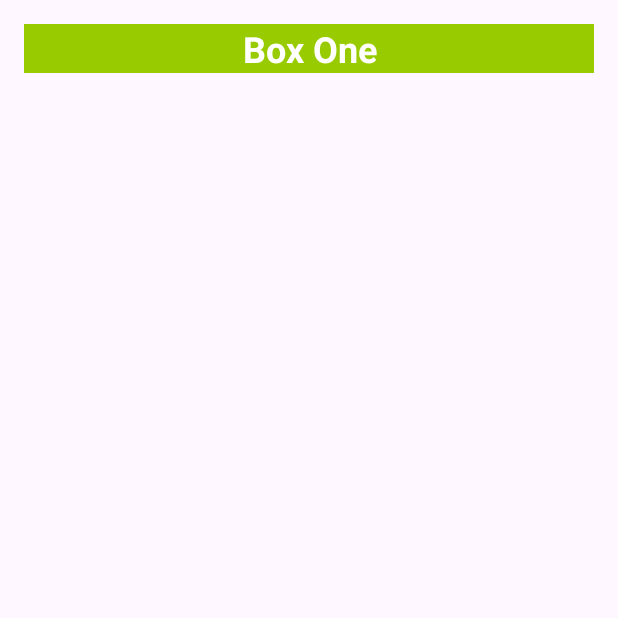
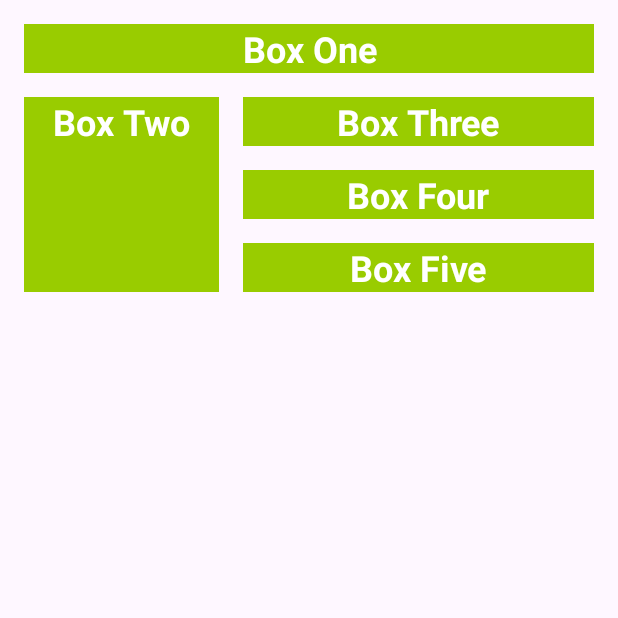
Before and after one commit to daniel-tickell/colorme, an Android app: the screen it shows after launch (MainActivity), on a phone screen of 412 x 824 dp, the top half of it. Run offline under Robolectric (Android 15) with nearby library versions, the phone set to English and light mode, and no system bars; Roboto replaces fonts that are not available here.

Commit message:
Five Boxes

```diff
--- a/app/src/main/res/layout/activity_main.xml
+++ b/app/src/main/res/layout/activity_main.xml
@@ -8,17 +8,69 @@
     tools:context=".MainActivity">
 
     <TextView
+        android:id="@+id/textView2"
         style="@style/WhiteBox"
         android:layout_width="0dp"
         android:layout_height="wrap_content"
         android:layout_marginStart="@dimen/margin_wide"
+        android:layout_marginTop="@dimen/margin_wide"
         android:layout_marginEnd="@dimen/margin_wide"
-        android:layout_marginTop="@dimen/margin_wide"
-        android:layout_marginBottom="@dimen/margin_wide"
         android:text="@string/box_one"
         app:layout_constraintEnd_toEndOf="parent"
         app:layout_constraintHorizontal_bias="0.03"
         app:layout_constraintStart_toStartOf="parent"
         app:layout_constraintTop_toTopOf="parent" />
 
+    <TextView
+        android:id="@+id/box_two_text"
+        style="@style/WhiteBox"
+        android:layout_width="130dp"
+        android:layout_height="130dp"
+        android:layout_marginStart="16dp"
+        android:layout_marginTop="16dp"
+        android:text="@string/box_two"
+        app:layout_constraintStart_toStartOf="parent"
+        app:layout_constraintTop_toBottomOf="@+id/textView2" />
+
+    <TextView
+        android:id="@+id/box_three_text"
+        style="@style/WhiteBox"
+        android:layout_width="0dp"
+        android:layout_height="wrap_content"
+        android:layout_marginStart="16dp"
+        android:layout_marginEnd="16dp"
+        android:text="@string/box_three"
+        app:layout_constraintBottom_toTopOf="@+id/box_four_text"
+        app:layout_constraintEnd_toEndOf="parent"
+        app:layout_constraintStart_toEndOf="@+id/box_two_text"
+        app:layout_constraintTop_toTopOf="@+id/box_two_text" />
+
+    <TextView
+        android:id="@+id/box_four_text"
+        style="@style/WhiteBox"
+        android:layout_width="0dp"
+        android:layout_height="wrap_content"
+        android:layout_marginStart="16dp"
+        android:layout_marginTop="16dp"
+        android:layout_marginEnd="16dp"
+        android:layout_marginBottom="16dp"
+        android:text="@string/box_four"
+        app:layout_constraintBottom_toTopOf="@+id/box_five_text"
+        app:layout_constraintEnd_toEndOf="parent"
+        app:layout_constraintStart_toEndOf="@+id/box_two_text"
+        app:layout_constraintTop_toBottomOf="@+id/box_three_text" />
+
+    <TextView
+        android:id="@+id/box_five_text"
+        style="@style/WhiteBox"
+        android:layout_width="0dp"
+        android:layout_height="wrap_content"
+        android:layout_marginStart="16dp"
+        android:layout_marginEnd="16dp"
+        android:text="@string/box_five"
+        app:layout_constraintBottom_toBottomOf="@+id/box_two_text"
+        app:layout_constraintEnd_toEndOf="parent"
+        app:layout_constraintStart_toEndOf="@+id/box_two_text"
+        app:layout_constraintTop_toBottomOf="@+id/box_four_text" />
+
 </androidx.constraintlayout.widget.ConstraintLayout>
--- a/app/src/main/res/values/strings.xml
+++ b/app/src/main/res/values/strings.xml
@@ -1,4 +1,11 @@
 <resources>
     <string name="app_name">ColorMyViews</string>
     <string name="box_one">Box One</string>
+    <string name="box_two">Box Two</string>
+    <string name="box_three">Box Three</string>
+    <string name="box_four">Box Four</string>
+    <string name="box_five">Box Five</string>
+    <string name="button_green">GREEN</string>
+    <string name="button_yellow">YELLOW</string>
+    <string name="button_red">RED</string>
 </resources>
--- a/gradle/libs.versions.toml
+++ b/gradle/libs.versions.toml
@@ -1,5 +1,5 @@
 [versions]
-agp = "8.5.1"
+agp = "8.7.0"
 kotlin = "1.9.0"
 coreKtx = "1.13.1"
 junit = "4.13.2"
```
Also changed, not shown: gradle/wrapper/gradle-wrapper.properties.
